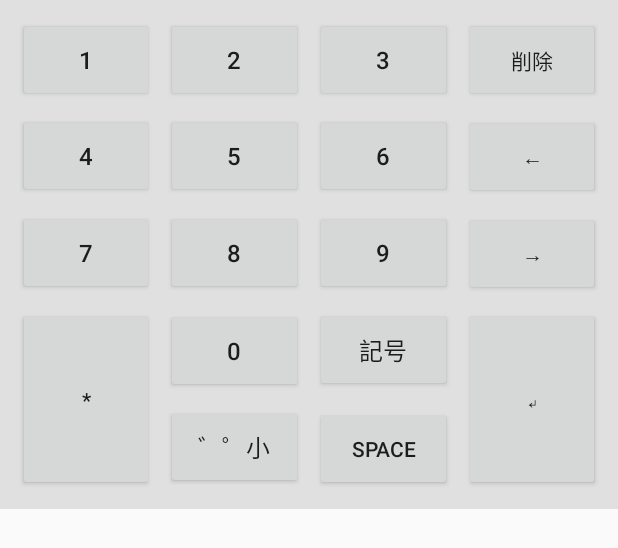
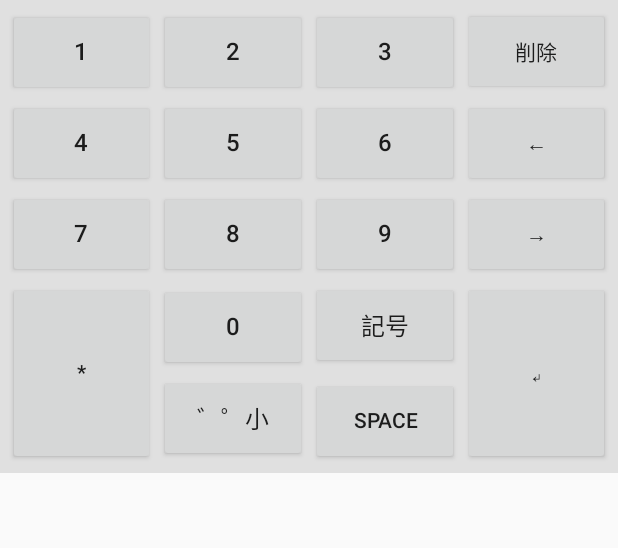
Before and after one commit to akihirotakeda1111/2touch-keyboard, an Android app built with Jetpack Compose: the layout keyboard_view.xml on its own in the app's theme, with its tools: preview values and no code run, on a phone screen of 412 x 824 dp. Shown: the top 548 px of the screen. Run offline under Robolectric (Android 15) with nearby library versions, the phone set to English and light mode, and no system bars.

Commit message:
Enlarge keyboard keys within the existing keyboard footprint
Reduce outer padding and replace GridLayout default margins with a
minimal 1dp key margin so freed space goes to larger keys. Increase
standard key height to 58dp while keeping overall keyboard size
approximately unchanged.

Co-authored-by: akihirotakeda1111 <akihirotakeda1111@users.noreply.github.com>

```diff
--- a/app/src/main/res/layout/keyboard_symbol_view.xml
+++ b/app/src/main/res/layout/keyboard_symbol_view.xml
@@ -5,7 +5,7 @@
     android:layout_height="wrap_content"
     android:columnCount="4"
     android:rowCount="4"
-    android:useDefaultMargins="true">
+    android:useDefaultMargins="false">
 
     <Button
         android:id="@+id/symbol_key_comma"
--- a/app/src/main/res/layout/keyboard_view.xml
+++ b/app/src/main/res/layout/keyboard_view.xml
@@ -4,7 +4,7 @@
     android:layout_height="wrap_content"
     android:background="@color/keyboard_background"
     android:orientation="vertical"
-    android:padding="8dp">
+    android:padding="@dimen/keyboard_outer_padding">
 
     <TextView
         android:id="@+id/conversion_hint"
@@ -47,7 +47,7 @@
             android:layout_height="wrap_content"
             android:columnCount="4"
             android:rowCount="5"
-            android:useDefaultMargins="true">
+            android:useDefaultMargins="false">
 
             <Button
                 android:id="@+id/key_1"
--- /dev/null
+++ b/app/src/main/res/values/dimens.xml
@@ -0,0 +1,11 @@
+<?xml version="1.0" encoding="utf-8"?>
+<resources>
+    <!-- キーボード外周余白（縮小分はキー高さへ再配分し、全体サイズを維持） -->
+    <dimen name="keyboard_outer_padding">4dp</dimen>
+    <!-- キー間隔（layout_margin 1dp × 2 = 2dp の隙間） -->
+    <dimen name="keyboard_key_margin">1dp</dimen>
+    <!-- 通常キー高さ: 外周 padding 削減分を再配分（旧 56dp → 58dp、全体高さはほぼ維持） -->
+    <dimen name="keyboard_key_height">58dp</dimen>
+    <!-- 2 行分キー + 行間ギャップ 1 つ（2 × 58dp + 2dp） -->
+    <dimen name="keyboard_tall_key_height">118dp</dimen>
+</resources>
--- a/app/src/main/res/values/styles.xml
+++ b/app/src/main/res/values/styles.xml
@@ -2,9 +2,16 @@
 <resources>
     <style name="KeyboardKey">
         <item name="android:layout_width">0dp</item>
-        <item name="android:layout_height">56dp</item>
+        <item name="android:layout_height">@dimen/keyboard_key_height</item>
         <item name="android:layout_columnWeight">1</item>
         <item name="android:layout_gravity">fill_horizontal</item>
+        <item name="android:layout_margin">@dimen/keyboard_key_margin</item>
+        <item name="android:minHeight">0dp</item>
+        <item name="android:paddingLeft">2dp</item>
+        <item name="android:paddingRight">2dp</item>
+        <item name="android:paddingTop">0dp</item>
+        <item name="android:paddingBottom">0dp</item>
+        <item name="android:includeFontPadding">false</item>
         <item name="android:textSize">16sp</item>
     </style>
 
@@ -13,12 +20,12 @@
     </style>
 
     <style name="KeyboardSpaceKey" parent="KeyboardKey">
-        <item name="android:layout_height">56dp</item>
+        <item name="android:layout_height">@dimen/keyboard_key_height</item>
         <item name="android:textSize">14sp</item>
     </style>
 
     <style name="KeyboardTallKey" parent="KeyboardFunctionKey">
-        <item name="android:layout_height">118dp</item>
+        <item name="android:layout_height">@dimen/keyboard_tall_key_height</item>
         <item name="android:layout_gravity">fill</item>
     </style>
 </resources>
```
